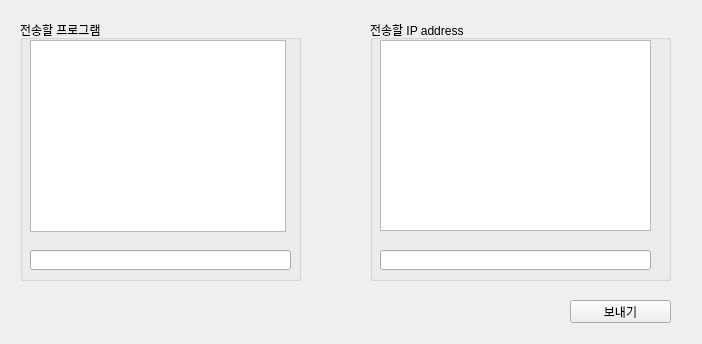
Old version of the form Server/grad_UI.ui in the repository kanadeyy/auto_install_ftp.
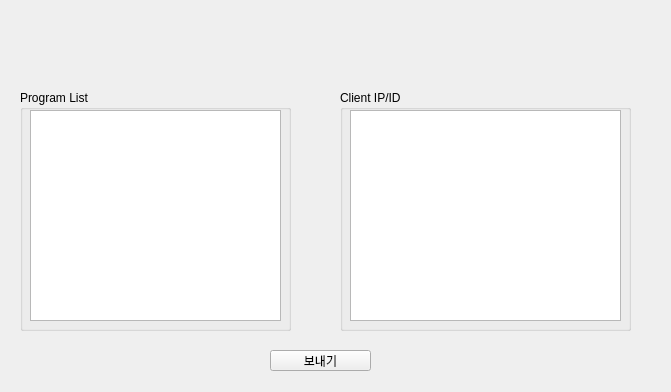
New version of the form.

What changed in the file:
```diff
--- a/Server/grad_UI.ui
+++ b/Server/grad_UI.ui
@@ -6,10 +6,47 @@
    <rect>
     <x>0</x>
     <y>0</y>
-    <width>702</width>
-    <height>344</height>
+    <width>671</width>
+    <height>392</height>
    </rect>
   </property>
+  <property name="palette">
+   <palette>
+    <active>
+     <colorrole role="NoRole">
+      <brush brushstyle="SolidPattern">
+       <color alpha="255">
+        <red>240</red>
+        <green>240</green>
+        <blue>240</blue>
+       </color>
+      </brush>
+     </colorrole>
+    </active>
+    <inactive>
+     <colorrole role="NoRole">
+      <brush brushstyle="SolidPattern">
+       <color alpha="255">
+        <red>240</red>
+        <green>240</green>
+        <blue>240</blue>
+       </color>
+      </brush>
+     </colorrole>
+    </inactive>
+    <disabled>
+     <colorrole role="NoRole">
+      <brush brushstyle="SolidPattern">
+       <color alpha="255">
+        <red>240</red>
+        <green>240</green>
+        <blue>240</blue>
+       </color>
+      </brush>
+     </colorrole>
+    </disabled>
+   </palette>
+  </property>
   <property name="windowTitle">
    <string>Form</string>
   </property>
@@ -17,21 +54,24 @@
    <property name="geometry">
     <rect>
      <x>20</x>
-     <y>20</y>
-     <width>281</width>
-     <height>261</height>
+     <y>90</y>
+     <width>271</width>
+     <height>241</height>
     </rect>
    </property>
+   <property name="autoFillBackground">
+    <bool>false</bool>
+   </property>
    <property name="title">
-    <string>전송할 프로그램</string>
+    <string>Program List</string>
    </property>
    <widget class="QListWidget" name="ProgramList">
     <property name="geometry">
      <rect>
       <x>10</x>
       <y>20</y>
-      <width>256</width>
-      <height>192</height>
+      <width>251</width>
+      <height>211</height>
      </rect>
     </property>
     <property name="selectionMode">
@@ -47,28 +87,18 @@
      <bool>false</bool>
     </property>
    </widget>
-   <widget class="QLineEdit" name="lineEdit">
-    <property name="geometry">
-     <rect>
-      <x>10</x>
-      <y>230</y>
-      <width>261</width>
-      <height>20</height>
-     </rect>
-    </property>
-   </widget>
   </widget>
   <widget class="QGroupBox" name="groupBox_2">
    <property name="geometry">
     <rect>
-     <x>370</x>
-     <y>20</y>
-     <width>301</width>
-     <height>261</height>
+     <x>340</x>
+     <y>90</y>
+     <width>291</width>
+     <height>241</height>
     </rect>
    </property>
    <property name="title">
-    <string>전송할 IP address</string>
+    <string>Client IP/ID</string>
    </property>
    <widget class="QListWidget" name="IpaddressList">
     <property name="geometry">
@@ -76,7 +106,7 @@
       <x>10</x>
       <y>20</y>
       <width>271</width>
-      <height>191</height>
+      <height>211</height>
      </rect>
     </property>
     <property name="selectionMode">
@@ -86,24 +116,14 @@
      <bool>true</bool>
     </property>
    </widget>
-   <widget class="QLineEdit" name="lineEdit_2">
-    <property name="geometry">
-     <rect>
-      <x>10</x>
-      <y>230</y>
-      <width>271</width>
-      <height>20</height>
-     </rect>
-    </property>
-   </widget>
   </widget>
   <widget class="QPushButton" name="sendbutton">
    <property name="geometry">
     <rect>
-     <x>570</x>
-     <y>300</y>
+     <x>270</x>
+     <y>350</y>
      <width>101</width>
-     <height>23</height>
+     <height>21</height>
     </rect>
    </property>
    <property name="text">
```
